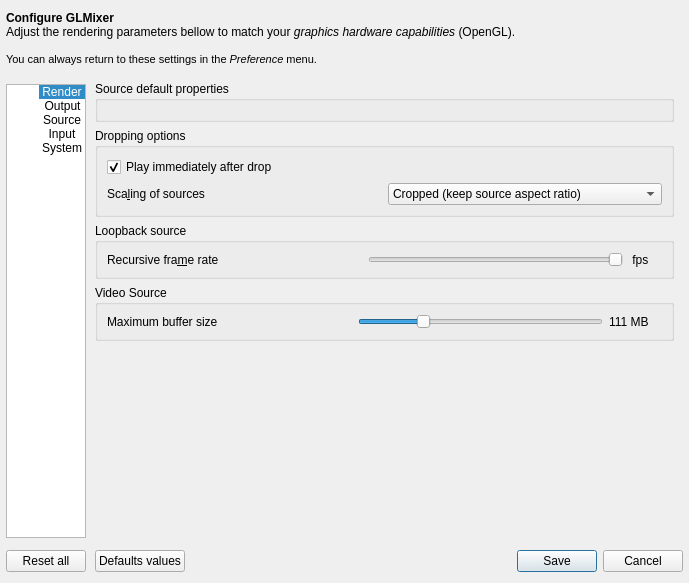
Qt form src/UserPreferencesDialog.ui (markus-wa/glmixer-mirror) before a commit.
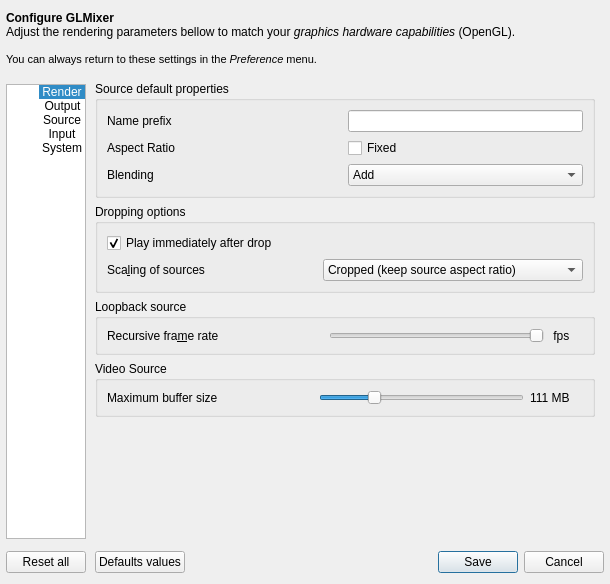
The same form after that commit. The open tabs and pages were chosen to show the change. Icons and pictures are not drawn. Custom widgets are drawn as their Qt base class.

Commit message: Slight improvement of the User Preference dialog for the source properties: do not show all properties, but a clear (limited) set of options.

```diff
--- a/src/UserPreferencesDialog.ui
+++ b/src/UserPreferencesDialog.ui
@@ -6,8 +6,8 @@
    <rect>
     <x>0</x>
     <y>0</y>
-    <width>689</width>
-    <height>583</height>
+    <width>610</width>
+    <height>584</height>
    </rect>
   </property>
   <property name="windowTitle">
@@ -151,7 +151,7 @@
            <string>Rendering and performance</string>
           </property>
           <property name="textAlignment">
-           <set>AlignHCenter|AlignVCenter|AlignCenter</set>
+           <set>AlignCenter</set>
           </property>
           <property name="icon">
            <iconset resource="../icons.qrc">
@@ -169,7 +169,7 @@
            <string>Video output and recording</string>
           </property>
           <property name="textAlignment">
-           <set>AlignHCenter|AlignVCenter|AlignCenter</set>
+           <set>AlignCenter</set>
           </property>
           <property name="icon">
            <iconset resource="../icons.qrc">
@@ -187,7 +187,7 @@
            <string>Default source properties</string>
           </property>
           <property name="textAlignment">
-           <set>AlignHCenter|AlignVCenter|AlignCenter</set>
+           <set>AlignCenter</set>
           </property>
           <property name="icon">
            <iconset resource="../icons.qrc">
@@ -205,7 +205,7 @@
            <string>User interface</string>
           </property>
           <property name="textAlignment">
-           <set>AlignHCenter|AlignVCenter|AlignCenter</set>
+           <set>AlignCenter</set>
           </property>
           <property name="icon">
            <iconset resource="../icons.qrc">
@@ -223,7 +223,7 @@
            <string>System and user preferences</string>
           </property>
           <property name="textAlignment">
-           <set>AlignHCenter|AlignVCenter|AlignCenter</set>
+           <set>AlignCenter</set>
           </property>
           <property name="icon">
            <iconset resource="../icons.qrc">
@@ -1331,7 +1331,121 @@
              </property>
              <layout class="QVBoxLayout" name="verticalLayout_11">
               <item>
-               <widget class="SourcePropertyBrowser" name="defaultProperties" native="true"/>
+               <layout class="QHBoxLayout" name="horizontalLayout_9">
+                <item>
+                 <widget class="QLabel" name="label_17">
+                  <property name="sizePolicy">
+                   <sizepolicy hsizetype="Expanding" vsizetype="Preferred">
+                    <horstretch>0</horstretch>
+                    <verstretch>0</verstretch>
+                   </sizepolicy>
+                  </property>
+                  <property name="text">
+                   <string>Name prefix</string>
+                  </property>
+                 </widget>
+                </item>
+                <item>
+                 <widget class="QLineEdit" name="sourceDefaultName">
+                  <property name="toolTip">
+                   <string>Default name prefix at the creation of a source</string>
+                  </property>
+                 </widget>
+                </item>
+               </layout>
+              </item>
+              <item>
+               <layout class="QHBoxLayout" name="horizontalLayout_12">
+                <item>
+                 <widget class="QLabel" name="label_28">
+                  <property name="text">
+                   <string>Aspect Ratio</string>
+                  </property>
+                 </widget>
+                </item>
+                <item>
+                 <widget class="QCheckBox" name="sourceDefaultAspectRatio">
+                  <property name="toolTip">
+                   <string>Default rescale mode at creation of a source</string>
+                  </property>
+                  <property name="text">
+                   <string>Fixed</string>
+                  </property>
+                 </widget>
+                </item>
+               </layout>
+              </item>
+              <item>
+               <layout class="QHBoxLayout" name="horizontalLayout_13">
+                <item>
+                 <widget class="QLabel" name="label_29">
+                  <property name="text">
+                   <string>Blending</string>
+                  </property>
+                 </widget>
+                </item>
+                <item>
+                 <widget class="QComboBox" name="sourceDefaultBlending">
+                  <property name="toolTip">
+                   <string>Default blending mode at the creation of a source</string>
+                  </property>
+                  <property name="currentIndex">
+                   <number>0</number>
+                  </property>
+                  <property name="iconSize">
+                   <size>
+                    <width>32</width>
+                    <height>32</height>
+                   </size>
+                  </property>
+                  <item>
+                   <property name="text">
+                    <string>Add</string>
+                   </property>
+                   <property name="icon">
+                    <iconset resource="../images.qrc">
+                     <normaloff>:/glmixer/images/blend_colormix.png</normaloff>:/glmixer/images/blend_colormix.png</iconset>
+                   </property>
+                  </item>
+                  <item>
+                   <property name="text">
+                    <string>Subtract</string>
+                   </property>
+                   <property name="icon">
+                    <iconset resource="../images.qrc">
+                     <normaloff>:/glmixer/images/blend_inversecolormix.png</normaloff>:/glmixer/images/blend_inversecolormix.png</iconset>
+                   </property>
+                  </item>
+                  <item>
+                   <property name="text">
+                    <string>Add Layer</string>
+                   </property>
+                   <property name="icon">
+                    <iconset resource="../images.qrc">
+                     <normaloff>:/glmixer/images/blend_layercolormix.png</normaloff>:/glmixer/images/blend_layercolormix.png</iconset>
+                   </property>
+                  </item>
+                  <item>
+                   <property name="text">
+                    <string>Subtract layer</string>
+                   </property>
+                   <property name="icon">
+                    <iconset resource="../images.qrc">
+                     <normaloff>:/glmixer/images/blend_layerinversecolormix.png</normaloff>:/glmixer/images/blend_layerinversecolormix.png</iconset>
+                   </property>
+                  </item>
+                  <item>
+                   <property name="text">
+                    <string>Opacity</string>
+                   </property>
+                   <property name="icon">
+                    <iconset resource="../images.qrc">
+                     <normaloff>:/glmixer/images/blend_layeropacity.png</normaloff>:/glmixer/images/blend_layeropacity.png</iconset>
+                   </property>
+                  </item>
+                 </widget>
+                </item>
+               </layout>
               </item>
              </layout>
             </widget>
@@ -1372,6 +1486,12 @@
                   <property name="toolTip">
                    <string>Select how the source scale will be adjusted when dropped.</string>
                   </property>
+                  <property name="iconSize">
+                   <size>
+                    <width>24</width>
+                    <height>24</height>
+                   </size>
+                  </property>
                   <item>
                    <property name="text">
                     <string>Cropped (keep source aspect ratio)</string>
@@ -2082,12 +2202,6 @@
   </layout>
  </widget>
  <customwidgets>
-  <customwidget>
-   <class>SourcePropertyBrowser</class>
-   <extends>QWidget</extends>
-   <header>SourcePropertyBrowser.h</header>
-   <container>1</container>
-  </customwidget>
   <customwidget>
    <class>TestButtonFrame</class>
    <extends>QWidget</extends>
```
Left out of the diff: 18 changed lines with no effect on the pictures. The commit also changes 7 other files.
